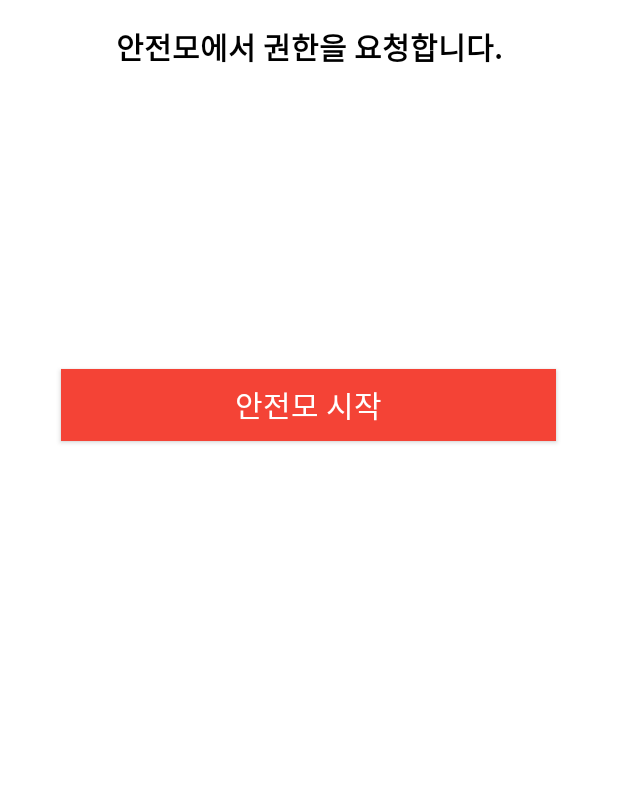
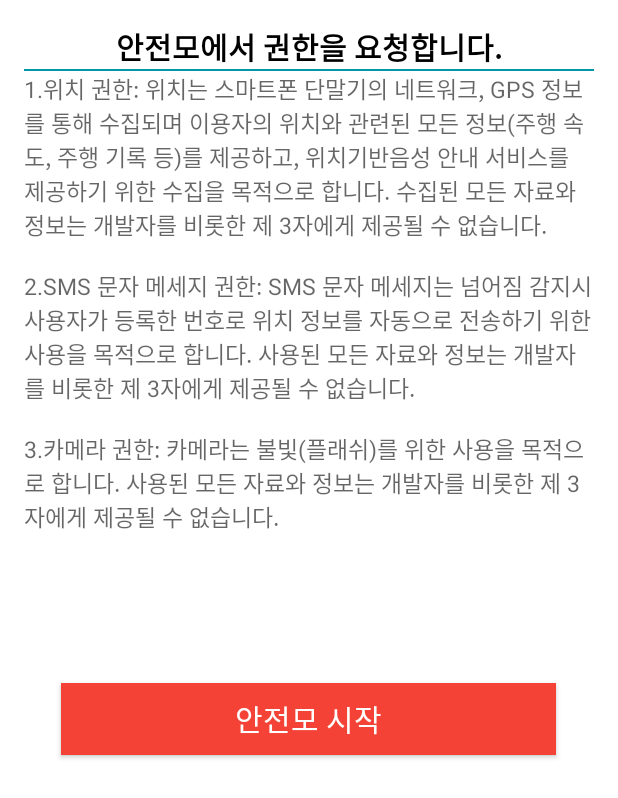
Before and after one commit to SeongJaeMoon/AJM, an Android app: the layout activity_permission.xml on its own in the app's theme, with its tools: preview values and no code run, on a phone screen of 412 x 824 dp. Shown: the top 798 px of the screen. Run offline under Robolectric (Android 15) with nearby library versions, the phone set to English and light mode, and no system bars; network calls fail.

Commit message:
Add butterknife of PermissionActivity and Changed some View

```diff
--- a/app/src/main/res/layout/activity_permission.xml
+++ b/app/src/main/res/layout/activity_permission.xml
@@ -20,14 +20,33 @@
         android:textStyle="bold"
         android:textSize="20sp"
         android:text="@string/permission"/>
+        <View
+            android:id="@+id/separator"
+            android:layout_width="fill_parent"
+            android:layout_height="1dp"
+            android:layout_below="@+id/textView"
+            android:background="@color/primary_dark">
+        </View>
+
+    <TextView
+        android:id="@+id/sonucTextView"
+        android:layout_width="match_parent"
+        android:layout_height="wrap_content"
+        android:layout_gravity="center"
+        android:layout_below="@+id/separator"
+        android:text="@string/permission_role_location"
+        android:textSize="15sp"
+        android:textAppearance="?android:attr/textAppearanceMedium"
+        android:maxLines="50"
+        android:scrollbars="vertical" />
 
     <Button
         android:id="@+id/buttons"
-        android:layout_below="@+id/textView"
+        android:layout_below="@+id/sonucTextView"
         android:layout_width="match_parent"
         android:layout_height="wrap_content"
         android:layout_centerHorizontal="true"
-        android:layout_marginTop="200dp"
+        android:layout_marginTop="100dp"
         android:layout_marginEnd="@dimen/_50dp"
         android:background="@color/red"
         android:textColor="@color/white"
--- a/app/src/main/res/values/strings.xml
+++ b/app/src/main/res/values/strings.xml
@@ -131,7 +131,6 @@
     <string name="set_map_loc_ok">선택한 위치를 도착지로 설정합니다</string>
     <string name="long_press">지도를 길게 눌러주세요.</string>
     <string name="weight_val">몸무게는 10kg~120kg 사이로 입력해주세요.</string>
-    <string name="permission">안전모에서 권한을 요청합니다.</string>
     <string name="start_app">안전모 시작</string>
     <string name="are_u_ok">괜찮습니까? \n (터치하세요.)</string>
     <string name="find">검색</string>
@@ -160,7 +159,13 @@
     <string name="thk_you">자전거 이용으로 %1$d 그루의 나무을 심었습니다:)</string>
     <string name="search_10km">10km 내의 %1$s를 찾습니다.</string>
     <string name="splash_message">데이터를 받아오는 중입니다. \n잠시만 기다려주세요:)</string>
-    <string name="permission_role_location"></string>
-    <string name="permission_role_sms"></string>
-    <string name="permission_role_camera"></string>
+    <string name="permission">안전모에서 권한을 요청합니다.</string>
+    <string name="permission_intro">본 내용은 안전모 프로그램을 이용하는 이용자(프로그램을 사용하는 모든 사람을 말합니다.이하 \"이용자\"이라고 합니다)가 위치기반서비스(이하 \"위치\"라고 합니다)와 문자에 관한 정보(이하 \"일정\"이라 합니다)를 이용함에 있어
+        개발자(이하 \"개발자\"이라고 합니다)와 이용자의 이용방침, 책임의 제한 및 기타 필요 사항 등을 규정함을 목적으로 합니다.</string>
+    <string name="permission_view">\n(1.) 이용자의 의무\n\n이 프로그램은 자전거 이용자들의 안전한 라이딩 문화를 조성하기 위해 개발되었으며, 개발자에 동의 없는 리버스 엔지리어닝, 디컴파일, 디스어셈블 등을 할 수 없습니다.</string>
+    <string name="permission_role_location">1.위치 권한: 위치는 스마트폰 단말기의 네트워크, GPS 정보를 통해 수집되며 이용자의 위치와 관련된 모든 정보(주행 속도, 주행 기록 등)를 제공하고, 위치기반음성 안내 서비스를 제공하기 위한 수집을 목적으로 합니다.
+        수집된 모든 자료와 정보는 개발자를 비롯한 제 3자에게 제공될 수 없습니다.\n\n2.SMS 문자 메세지 권한: SMS 문자 메세지는 넘어짐 감지시 사용자가 등록한 번호로 위치 정보를 자동으로 전송하기 위한 사용을 목적으로 합니다.
+        사용된 모든 자료와 정보는 개발자를 비롯한 제 3자에게 제공될 수 없습니다.\n\n3.카메라 권한: 카메라는 불빛(플래쉬)를 위한 사용을 목적으로 합니다. 사용된 모든 자료와 정보는 개발자를 비롯한 제 3자에게 제공될 수 없습니다.</string>
+    <!--<string name="permission_role_sms">2.SMS 문자 메세지 권한: SMS 문자 메세지는 넘어짐 감지시 사용자가 등록한 번호로 위치 정보를 자동으로 전송하기 위한 사용을 목적으로 합니다. 사용된 모든 자료와 정보는 개발자를 비롯한 제 3자에게 제공될 수 없습니다.</string>-->
+    <!--<string name="permission_role_camera">3.카메라 권한: 카메라는 불빛(플래쉬)를 위한 사용을 목적으로 합니다. 사용된 모든 자료와 정보는 개발자를 비롯한 제 3자에게 제공될 수 없습니다.</string>-->
     </resources>
--- a/library2/src/main/res/values/strings.xml
+++ b/library2/src/main/res/values/strings.xml
@@ -17,7 +17,7 @@
     <string name="about_pageHow_Save">안전 서비스 기능은 어떻게 이루어지나요?</string>
     <string name="about_pageSave">안전 서비스는 스마트폰에 내장된 센서로 사용자의 넘어짐을 감지하며 넘어짐 감지시에 사용자에게 응답을 요구하고, 일정 시간 동안 응답이 없을 경우에 사용자가 등록한 번호로 위치를 SMS로 전송하는 기능입니다.</string>
     <string name="about_pageHow_TTS">음성 안내 기능은 어떻게 이루어지나요?</string>
-    <string name="about_pageTTS">음성 안내 기능은 스마트폰에 내장된 TTS(Text to Speech) 음성합성기술을 이용하며, 스마트폰 기종에 따라 지원 폭이 상이할 수 있습니다. 음성 안내가 나오지 않을 경우 설정 창에서 구글 TTS엔진으로 바꿔주세요. 지속적으로 음성 안내가 나오지 않을 경우 앱을 재실행 해주세요!</string>
+    <string name="about_pageTTS">음성 안내 기능은 스마트폰에 내장된 TTS(Text to Speech) 음성합성기술을 이용하며, 스마트폰 기종에 따라 지원 폭이 상이할 수 있습니다. 음성 안내가 나오지 않을 경우 설정 창에서 구글 TTS엔진으로 바꿔주세요.(설정>일반>언어 및 입력방식>글자읽어주기) 지속적으로 음성 안내가 나오지 않을 경우 앱을 재실행 해주세요!</string>
     <string name="about_pageHow_Alert">위험구간 안내 기능은 어떻게 이루어지나요?</string>
     <string name="about_pageAlerts">위험 구간 안내 서비스는 스마트폰에 내장된 GPS인식 장치로 이루어지며, 시작 버튼을 누르게 되면 실행됩니다. 이 기능은 배터리 사용량을 증가 시킬 수 있습니다.(위치 오차로 인해 간혹 위험 알림이 제대로 작동하지 않을 수 있습니다.) 기본 속도계 화면에선 속도를 측정하여 30km 이상의 속도로 운행시 과속운행 주의 음성 안내와 화면 전환 안내가 발생합니다. 또한, 속도가 20km이상이 되면 화면 터치가 불가능 하며 정지하여 볼륨업(소리 키우기)버튼을 클릭하여 화면 잠금을 해제해주세요.</string>
     <string name="about_pageAJM">안전모팀</string>
```
Also changed, not shown: app/src/main/java/app/cap/ajm/Activity/PermissionActivity.java (+29 -14 lines).
